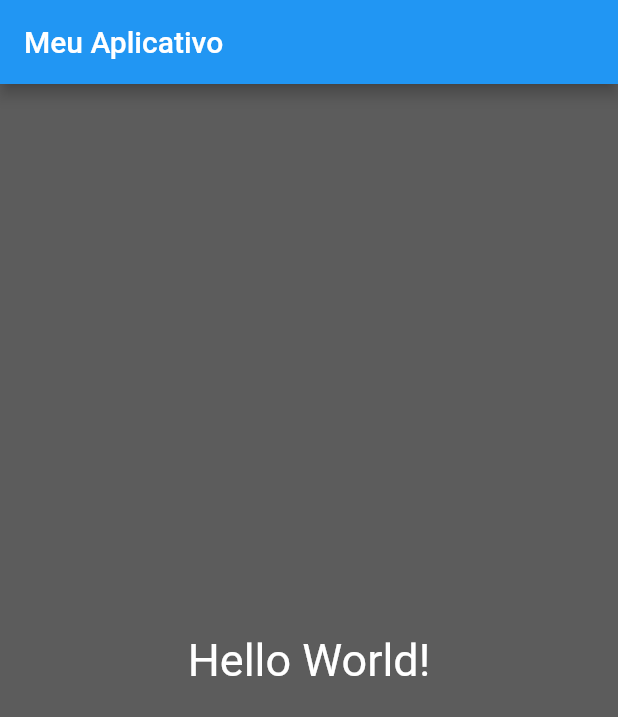
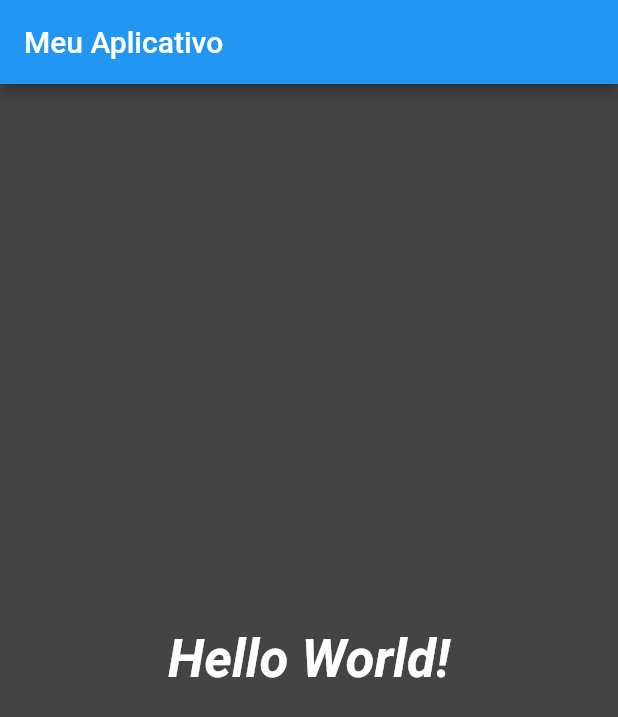
Before and after one commit to carlosfilhou/movie-catalog, a Flutter app: the screen it shows after launch, on a phone screen of 412 x 824 dp. Shown: the top 717 px of the screen. Run offline on Flutter 3.47's test engine with Material 2 defaults, Android fonts, the light colour scheme and no system bars.

Commit message:
docs-methods

```diff
--- a/lib/homepage.dart
+++ /dev/null
@@ -1,24 +0,0 @@
-import 'package:flutter/material.dart';
-
-class HomePage extends StatelessWidget {
-  @override
-  Widget build(BuildContext context) {
-    return Scaffold(
-      appBar: AppBar(
-        title: Text('Meu Aplicativo'),
-      ),
-      body: Container(
-        color: Color.fromARGB(255, 92, 92, 92),
-        child: Center(
-          child: Text(
-            'Hello World!',
-            style: TextStyle(
-              fontSize: 30,
-              color: Colors.white,
-            ),
-          ),
-        ),
-      ),
-    );
-  }
-}
--- a/lib/main.dart
+++ b/lib/main.dart
@@ -1,6 +1,6 @@
 import 'package:flutter/material.dart';
 
-import 'homepage.dart';
+import 'pages/homepage.dart';
 
 void main() => runApp(MyApp());
 
--- /dev/null
+++ b/lib/pages/homepage.dart
@@ -0,0 +1,34 @@
+import 'package:flutter/material.dart';
+
+class HomePage extends StatelessWidget {
+  @override
+  Widget build(BuildContext context) {
+    return Scaffold(
+      appBar: AppBar(
+        title: Text('Meu Aplicativo'),
+      ),
+      body: _body(),
+    );
+  }
+
+  _body() {
+    return Container(
+      color: Color.fromARGB(255, 68, 68, 68),
+      child: Center(
+        child: _text(),
+      ),
+    );
+  }
+
+  _text() {
+    return Text(
+      'Hello World!',
+      style: TextStyle(
+        fontSize: 35,
+        color: Colors.white,
+        fontWeight: FontWeight.bold,
+        fontStyle: FontStyle.italic,
+      ),
+    );
+  }
+}
```
